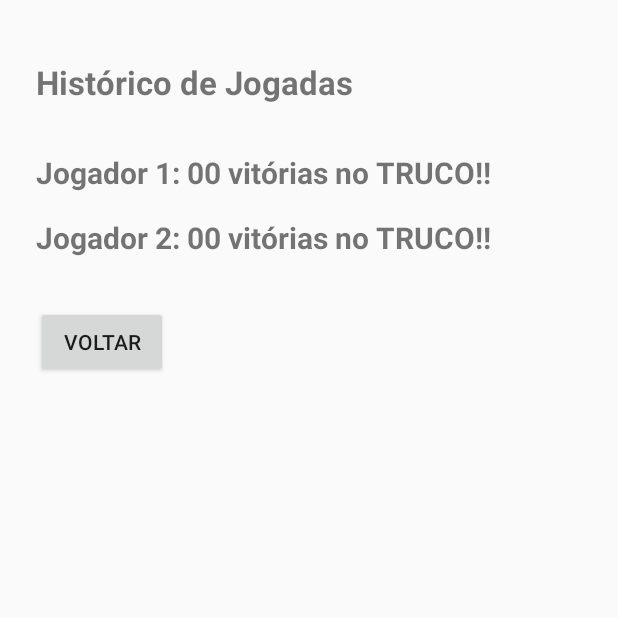
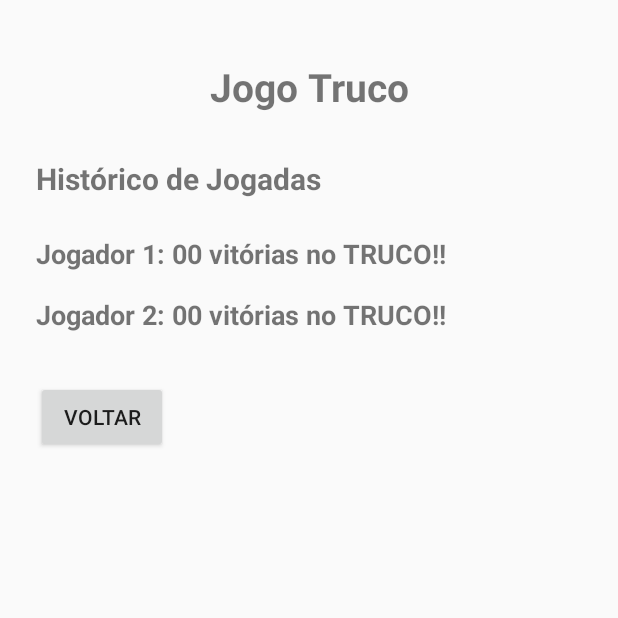
Before and after one commit to maike-rony/trabalhoandroid-truco, an Android app built with Jetpack Compose: the TelaHistoricoJogadas screen opened directly, with no data from a screen before it, on a phone screen of 412 x 824 dp, the top half of it. Run offline under Robolectric (Android 15) with nearby library versions, the phone set to English and light mode, and no system bars.

Commit message:
feat: correções e implementoes labels

```diff
--- a/app/src/main/java/com/example/trabalhofinal_apptruco/TelaInicialJogo.kt
+++ b/app/src/main/java/com/example/trabalhofinal_apptruco/TelaInicialJogo.kt
@@ -133,8 +133,6 @@ class TelaInicialJogo : AppCompatActivity() {
     private fun zerarHistorico() {
         pontosJogador1 = 0
         pontosJogador2 = 0
-        vitoriasJogador1 = 0
-        vitoriasJogador2 = 0
         atualizarPlacar()
     }
 }
--- a/app/src/main/java/com/example/trabalhofinal_apptruco/TrucoGameLogic.kt
+++ b/app/src/main/java/com/example/trabalhofinal_apptruco/TrucoGameLogic.kt
@@ -45,8 +45,6 @@ class TrucoGameLogic(
     fun zerarHistorico() {
         pontosJogador1 = 0
         pontosJogador2 = 0
-        vitoriasJogador1 = 0
-        vitoriasJogador2 = 0
     }
 
     companion object {
--- a/app/src/main/res/layout/activity_tela_historico_jogadas.xml
+++ b/app/src/main/res/layout/activity_tela_historico_jogadas.xml
@@ -13,23 +13,36 @@
         android:padding="24dp">
 
         <TextView
-            android:id="@+id/tvTituloHistorico"
+            android:id="@+id/tvTituloJogoTruco"
             android:layout_width="0dp"
             android:layout_height="wrap_content"
             android:layout_marginTop="16dp"
-            android:text="@string/titulo_historico_jogadas"
-            android:textSize="22sp"
+            android:gravity="center"
+            android:text="@string/titulo_jogo_truco"
+            android:textSize="26sp"
             android:textStyle="bold"
             app:layout_constraintEnd_toEndOf="parent"
             app:layout_constraintStart_toStartOf="parent"
             app:layout_constraintTop_toTopOf="parent" />
 
         <TextView
+            android:id="@+id/tvTituloHistorico"
+            android:layout_width="0dp"
+            android:layout_height="wrap_content"
+            android:layout_marginTop="30dp"
+            android:text="@string/titulo_historico_jogadas"
+            android:textSize="20sp"
+            android:textStyle="bold"
+            app:layout_constraintEnd_toEndOf="parent"
+            app:layout_constraintStart_toStartOf="parent"
+            app:layout_constraintTop_toBottomOf="@id/tvTituloJogoTruco" />
+
+        <TextView
             android:id="@+id/tvCabecalhoJogador1"
             android:layout_width="0dp"
             android:layout_height="wrap_content"
-            android:layout_marginTop="32dp"
-            android:textSize="20sp"
+            android:layout_marginTop="24dp"
+            android:textSize="18sp"
             android:textStyle="bold"
             app:layout_constraintEnd_toEndOf="parent"
             app:layout_constraintStart_toStartOf="parent"
@@ -41,7 +54,7 @@
             android:layout_width="0dp"
             android:layout_height="wrap_content"
             android:layout_marginTop="16dp"
-            android:textSize="20sp"
+            android:textSize="18sp"
             android:textStyle="bold"
             app:layout_constraintEnd_toEndOf="parent"
             app:layout_constraintStart_toStartOf="parent"
--- a/app/src/main/res/values/strings.xml
+++ b/app/src/main/res/values/strings.xml
@@ -21,6 +21,7 @@
     <string name="titulo_fim_jogo">Fim de Jogo</string>
     <string name="mensagem_vencedor">%1$s venceu a partida!</string>
     <string name="botao_ok">OK</string>
+    <string name="titulo_jogo_truco"> Jogo Truco </string>
     <string name="titulo_historico_jogadas">Histórico de Jogadas</string>
     <string name="historico_vitorias_format">%1$s: %2$02d vitórias no TRUCO!!</string>
 </resources>
```
Also changed, not shown: app/src/main/res/layout/activity_tela_inicial_jogo.xml (+15 -1 lines), 3 other files.
